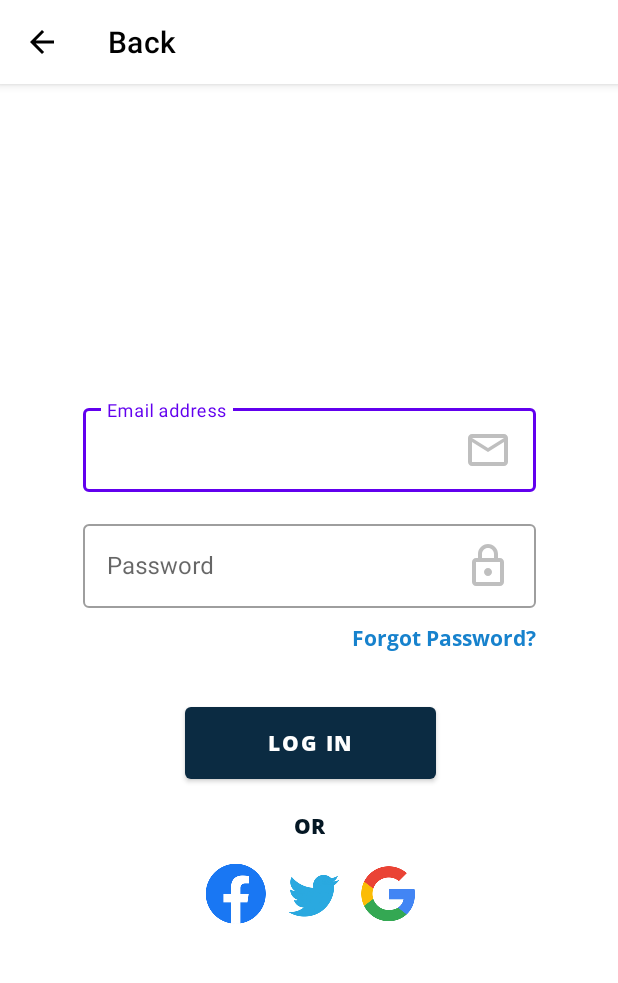
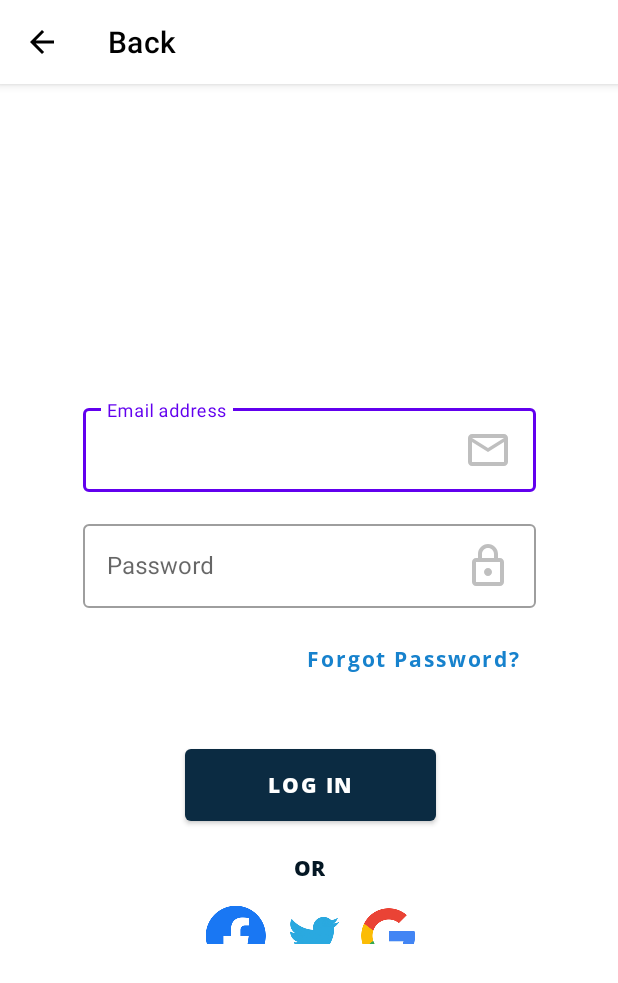
Before and after one commit to nntt1210/serenitea, an Android app: the LoginActivity screen opened directly, with no data from a screen before it, on a phone screen of 412 x 824 dp. Shown: the top 983 px of the screen. Run offline under Robolectric (Android 15) with nearby library versions, the phone set to English and light mode, and no system bars; our stand-ins replace Firebase (no records; nobody signed in at launch, a user with empty details on screens opened directly).

Commit message:
create Button ForgetPwd instead of TextView ForgetPwd

```diff
--- a/src/app/src/main/res/layout/activity_login.xml
+++ b/src/app/src/main/res/layout/activity_login.xml
@@ -77,7 +77,7 @@
             app:layout_constraintStart_toStartOf="parent"
             app:layout_constraintTop_toBottomOf="@+id/txt_forgotPass" />
 
-        <TextView
+        <Button
             android:id="@+id/txt_forgotPass"
             android:layout_width="wrap_content"
             android:layout_height="wrap_content"
@@ -85,6 +85,8 @@
             android:fontFamily="@font/open_sans_bold"
             android:text="Forgot Password?"
             android:textColor="#1782CD"
+            android:textAllCaps="false"
+            android:background="@android:color/transparent"
             app:layout_constraintEnd_toEndOf="parent"
             app:layout_constraintHorizontal_bias="0.894"
             app:layout_constraintStart_toStartOf="parent"
```
